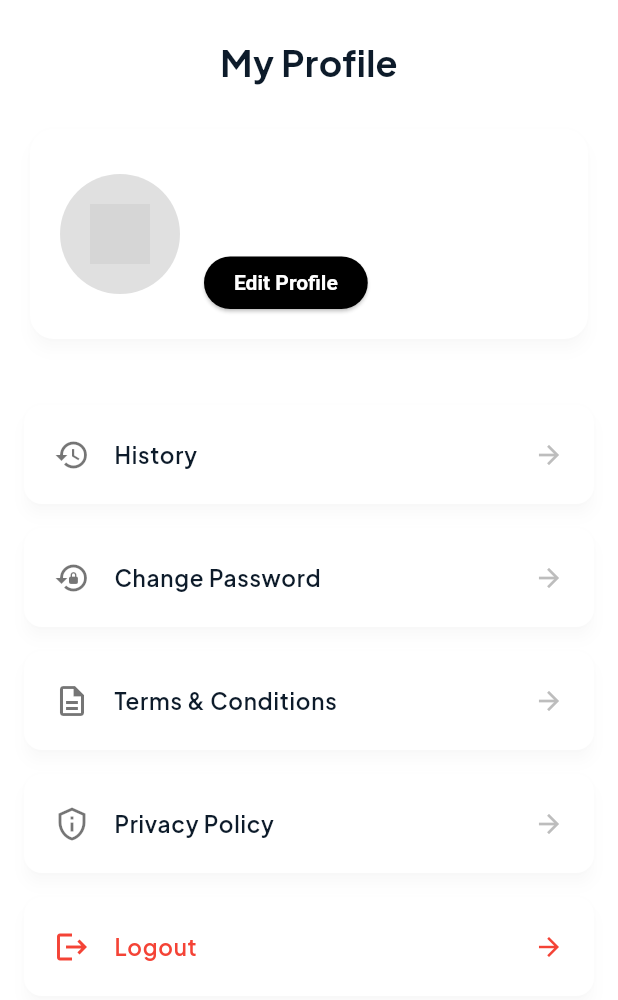
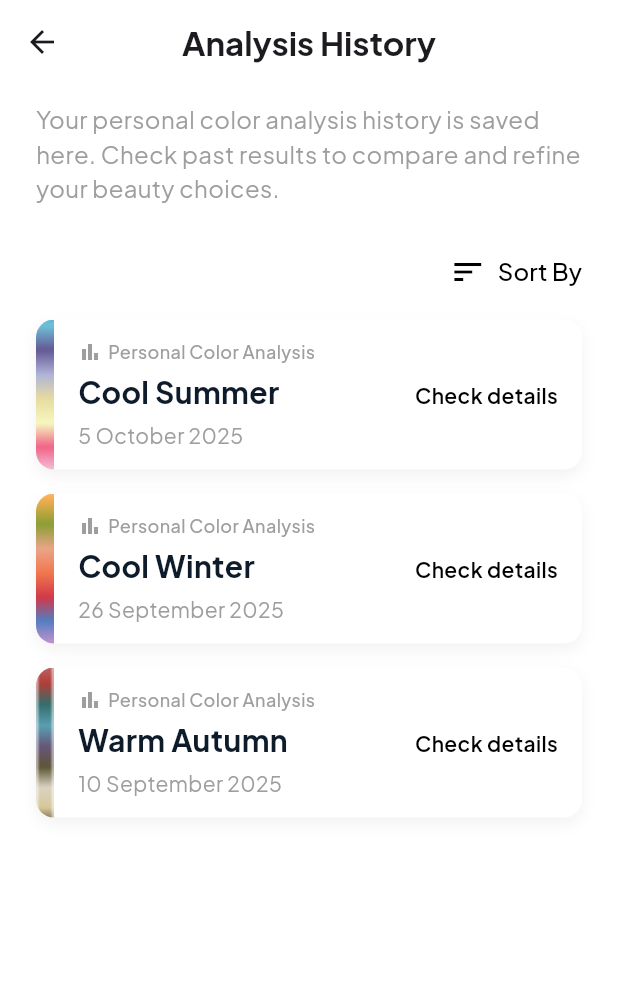
Before and after one commit to Calyra-Mobile-Apps/calyra-apps, a Flutter app: the ProfileScreen screen opened directly, after a tap on "History", on a phone screen of 412 x 824 dp. Shown: the top 1000 px of the screen. Run offline on Flutter 3.47's test engine with Material 3 defaults, Android fonts, the phone set to English and light mode, and no system bars; our stand-ins replace camera, cloud_firestore, firebase_auth, firebase_core, google_fonts, image_picker; accounts and stored records are empty; network calls fail; grey boxes are pictures that could not be loaded.

Commit message:
update fitur profile

```diff
--- /dev/null
+++ b/lib/data/palette_assets.dart
@@ -0,0 +1,9 @@
+// Lokasi file: lib/data/palette_assets.dart
+
+class PaletteAssets {
+  static const String spring = 'assets/images/Spring-vertikal.png';
+  static const String summer = 'assets/images/Summer-vertikal.png';
+  static const String autumn = 'assets/images/Autumn-vertikal.png';
+  static const String winter = 'assets/images/Winter-vertikal.png';
+  static const String unknown = 'assets/images/Logo.png'; // Fallback atau gambar netral
+}
--- /dev/null
+++ b/lib/screens/profile/analysis_history_screen.dart
@@ -0,0 +1,147 @@
+// Lokasi file: lib/screens/profile/analysis_history_screen.dart
+
+import 'package:calyra/models/analysis_result.dart';
+import 'package:calyra/screens/quiz/quiz_result_screen.dart';
+import 'package:calyra/services/firestore_service.dart';
+import 'package:calyra/widgets/history_card.dart';
+import 'package:flutter/material.dart';
+
+class AnalysisHistoryScreen extends StatefulWidget {
+  const AnalysisHistoryScreen({super.key});
+
+  @override
+  State<AnalysisHistoryScreen> createState() => _AnalysisHistoryScreenState();
+}
+
+class _AnalysisHistoryScreenState extends State<AnalysisHistoryScreen> {
+  final FirestoreService _firestoreService = FirestoreService();
+  late Future<List<AnalysisResult>> _historyFuture;
+
+  // --- MOCK DATA SEMENTARA (Diganti dengan data real dari Firestore) ---
+  final List<AnalysisResult> _mockHistory = [
+    AnalysisResult(
+      seasonResult: 'Cool Summer',
+      undertone: 'cool',
+      skintone: 'light',
+      analysisDate: DateTime(2025, 10, 5),
+    ),
+    AnalysisResult(
+      seasonResult: 'Cool Winter',
+      undertone: 'cool',
+      skintone: 'fair',
+      analysisDate: DateTime(2025, 9, 26),
+    ),
+    AnalysisResult(
+      seasonResult: 'Warm Autumn',
+      undertone: 'warm',
+      skintone: 'medium',
+      analysisDate: DateTime(2025, 9, 10),
+    ),
+  ];
+  // ---------------------------------------------------------------------
+
+  @override
+  void initState() {
+    super.initState();
+    // Di sini kita akan menggunakan mock data terlebih dahulu.
+    // Logika untuk fetch data real dari Firestore harus diimplementasikan di FirestoreService.
+    _historyFuture = Future.value(_mockHistory);
+    // _historyFuture = _fetchAnalysisHistory(); // Untuk penggunaan real
+  }
+
+  // NOTE: Anda perlu mengimplementasikan fungsi ini di FirestoreService
+  // Future<List<AnalysisResult>> _fetchAnalysisHistory() async {
+  //   // Logika untuk mengambil data dari Firestore: Users/{uid}/analysisHistory
+  //   return [];
+  // }
+
+  void _sortHistory(List<AnalysisResult> data) {
+    setState(() {
+      data.sort((a, b) => b.analysisDate.compareTo(a.analysisDate));
+    });
+  }
+
+  void _navigateToDetail(AnalysisResult result) {
+    Navigator.push(
+      context,
+      MaterialPageRoute(
+        // Kirim hasil analisis ke QuizResultScreen dengan flag isHistory
+        builder: (context) => QuizResultScreen(resultFromHistory: result),
+      ),
+    );
+  }
+
+  @override
+  Widget build(BuildContext context) {
+    return Scaffold(
+      appBar: AppBar(
+        title: const Text('Analysis History', style: TextStyle(fontWeight: FontWeight.bold)),
+        backgroundColor: Colors.white,
+        elevation: 0,
+        centerTitle: true,
+      ),
+      body: SafeArea(
+        child: Padding(
+          padding: const EdgeInsets.symmetric(horizontal: 24.0, vertical: 12.0),
+          child: Column(
+            crossAxisAlignment: CrossAxisAlignment.stretch,
+            children: [
+              // Subtitle
+              const Text(
+                'Your personal color analysis history is saved here. Check past results to compare and refine your beauty choices.',
+                style: TextStyle(fontSize: 16, color: Colors.grey),
+              ),
+              const SizedBox(height: 20),
+
+              // Sort By Button
+              Align(
+                alignment: Alignment.centerRight,
+                child: TextButton.icon(
+                  onPressed: () {
+                    // Logika Sorting (saat ini hanya mengurutkan berdasarkan tanggal)
+                    _historyFuture.then(_sortHistory);
+                  },
+                  icon: const Icon(Icons.sort, size: 24, color: Colors.black),
+                  label: const Text('Sort By', style: TextStyle(color: Colors.black, fontSize: 16)),
+                  style: TextButton.styleFrom(
+                    padding: EdgeInsets.zero,
+                    alignment: Alignment.centerRight
+                  ),
+                ),
+              ),
+              const SizedBox(height: 8),
+
+              // Daftar History
+              Expanded(
+                child: FutureBuilder<List<AnalysisResult>>(
+                  future: _historyFuture,
+                  builder: (context, snapshot) {
+                    if (snapshot.connectionState == ConnectionState.waiting) {
+                      return const Center(child: CircularProgressIndicator());
+                    }
+                    if (snapshot.hasError || !snapshot.hasData || snapshot.data!.isEmpty) {
+                      return const Center(child: Text('No analysis history found.'));
+                    }
+
+                    final historyList = snapshot.data!;
+
+                    return ListView.builder(
+                      itemCount: historyList.length,
+                      itemBuilder: (context, index) {
+                        final result = historyList[index];
+                        return HistoryCard(
+                          result: result,
+                          onTap: () => _navigateToDetail(result),
+                        );
+                      },
+                    );
+                  },
+                ),
+              ),
+            ],
+          ),
+        ),
+      ),
+    );
+  }
+}
--- a/lib/screens/profile/change_password_screen.dart
+++ b/lib/screens/profile/change_password_screen.dart
@@ -56,11 +56,8 @@ class _ChangePasswordScreenState extends State<ChangePasswordScreen> {
   void _checkStep2Validity() {
     final newPass = _newPasswordController.text;
     final confirmPass = _confirmNewPasswordController.text;
-
     final passwordsMatch = newPass == confirmPass;
     final isNewDifferentFromOld = newPass != _oldPasswordController.text;
-
-    // Password complexity check (min 8 characters, letters and numbers)
     final passwordComplex = newPass.length >= 8 &&
                             RegExp(r'^(?=.*[a-zA-Z])(?=.*\d)').hasMatch(newPass);
 
@@ -71,7 +68,6 @@ class _ChangePasswordScreenState extends State<ChangePasswordScreen> {
     }
   }
 
-  // --- Step 1: Re-authentication Handler ---
   Future<void> _handleReauthenticate() async {
     if (_formKey.currentState!.validate() && _isStep1Valid) {
       _showLoading('Verifying old password...');
@@ -81,11 +77,10 @@ class _ChangePasswordScreenState extends State<ChangePasswordScreen> {
       );
 
       if (mounted) {
-        Navigator.pop(context); // Close loading dialog
-
+        Navigator.pop(context);
         if (response.isSuccess) {
-          setState(() => _currentStep = 2); // Move to step 2: New Password
-          _formKey.currentState!.reset(); // Reset form key for step 2 validation
+          setState(() => _currentStep = 2);
+          _formKey.currentState!.reset();
         } else {
           final message = response.message ?? 'Authentication failed.';
           ScaffoldMessenger.of(context).showSnackBar(
@@ -99,7 +94,6 @@ class _ChangePasswordScreenState extends State<ChangePasswordScreen> {
     }
   }
 
-  // --- Step 2: Password Update Handler ---
   Future<void> _handleUpdatePassword() async {
     if (_formKey.currentState!.validate() && _isStep2Valid) {
       _showLoading('Updating password...');
@@ -109,13 +103,13 @@ class _ChangePasswordScreenState extends State<ChangePasswordScreen> {
       );
 
       if (mounted) {
-        Navigator.pop(context); // Close loading dialog
+        Navigator.pop(context);
 
         if (response.isSuccess) {
           ScaffoldMessenger.of(context).showSnackBar(
             const SnackBar(content: Text('Password updated successfully!')),
           );
-          Navigator.pop(context); // Go back to Profile screen
+          Navigator.pop(context);
         } else {
           final message = response.message ?? 'Update failed.';
           ScaffoldMessenger.of(context).showSnackBar(
@@ -162,7 +156,7 @@ class _ChangePasswordScreenState extends State<ChangePasswordScreen> {
             }
           },
         ),
-        title: Text('Change Password (Step $_currentStep/2)',
+        title: Text('Change Password',
           style: const TextStyle(color: Colors.black, fontWeight: FontWeight.bold)
         ),
         centerTitle: true,
@@ -213,7 +207,7 @@ class _ChangePasswordScreenState extends State<ChangePasswordScreen> {
                     shape: RoundedRectangleBorder(borderRadius: BorderRadius.circular(12)),
                     elevation: 0,
                   ),
-                  child: Text('Next Step', style: TextStyle(
+                  child: Text('Next', style: TextStyle(
                     fontSize: 16, fontWeight: FontWeight.bold, color: _isStep1Valid ? Colors.white : Colors.grey[600])),
                 ),
               ],
--- a/lib/screens/profile/edit_profile_screen.dart
+++ b/lib/screens/profile/edit_profile_screen.dart
@@ -100,6 +100,43 @@ class _EditProfileScreenState extends State<EditProfileScreen> {
       lastDate: DateTime.now(),
       helpText: 'Select Date of Birth',
       confirmText: 'SELECT',
+      // REVISI UTAMA DI SINI: Memaksa tema monokrom pada dialog DatePicker
+      builder: (context, child) {
+        return Theme(
+          // Gunakan ThemeData.light() sebagai basis
+          data: ThemeData.light().copyWith(
+            // Skema warna untuk mengontrol mayoritas elemen:
+            colorScheme: const ColorScheme.light(
+              // PRIMARY: Latar belakang header dan warna lingkaran tanggal terpilih
+              primary: Colors.black,
+              // ON PRIMARY: Warna teks di dalam lingkaran terpilih (jadi putih)
+              onPrimary: Colors.white,
+              // SURFACE: Latar belakang bagian kalender
+              surface: Colors.white,
+              // ON SURFACE: Warna teks untuk hari/tanggal yang tidak terpilih, bulan, dan tahun (jadi hitam)
+              onSurface: Colors.black,
+              // BACKGROUND: Latar belakang seluruh dialog
+              background: Colors.white,
+            ),
+            // Mengatur tema tombol:
+            textButtonTheme: TextButtonThemeData(
+              style: TextButton.styleFrom(
+                foregroundColor: Colors.black, // Warna teks tombol (CANCEL, SELECT) menjadi hitam
+              ),
+            ),
+            // Mengatur tema dialog secara keseluruhan (untuk memastikannya putih)
+            dialogTheme: DialogThemeData(
+              shape: RoundedRectangleBorder(
+                borderRadius: BorderRadius.circular(12.0),
+              ),
+              backgroundColor: Colors.white, // Latar belakang dialog
+            ),
+            // Mengubah ikon (misal: tombol pensil edit) menjadi hitam monokrom
+            iconTheme: const IconThemeData(color: Colors.black),
+          ),
+          child: child!,
+        );
+      },
     );
     if (picked != null && picked != _selectedDateOfBirth) {
       setState(() {
@@ -162,11 +199,15 @@ class _EditProfileScreenState extends State<EditProfileScreen> {
     showModalBottomSheet(
       context: context,
       isScrollControlled: true,
+      // REVISI 1: Atur background modal sheet menjadi putih
+      backgroundColor: Colors.white,
       shape: const RoundedRectangleBorder(
         borderRadius: BorderRadius.vertical(top: Radius.circular(20)),
       ),
       builder: (context) {
         return Container(
+          // REVISI 2: Atur warna Container di dalam modal menjadi putih
+          color: Colors.white,
           padding: EdgeInsets.only(
             top: 20,
             left: 20,
@@ -211,7 +252,7 @@ class _EditProfileScreenState extends State<EditProfileScreen> {
                         border: isSelected
                             ? Border.all(color: Colors.black, width: 3)
                             : Border.all(color: Colors.grey.shade300, width: 1),
-                        color: Colors.grey[200],
+                        color: Colors.white, // Background circle avatar sudah putih
                       ),
                       child: ClipOval(
                         child: Image.asset(
@@ -309,10 +350,11 @@ class _EditProfileScreenState extends State<EditProfileScreen> {
                     TextFormField(
                       controller: _dobController,
                       readOnly: true,
+                      // Menggunakan _selectDateOfBirth dari revisi sebelumnya yang sudah monokrom
                       onTap: () => _selectDateOfBirth(context),
                       decoration: InputDecoration(
                         hintText: 'Select your date of birth',
-                        prefixIcon: Icon(Icons.calendar_today_outlined, color: Colors.grey[600]),
+                        prefixIcon: const Icon(Icons.calendar_today_outlined, color: Colors.black),
                         suffixIcon: const Icon(Icons.arrow_drop_down, color: Colors.black),
                         filled: true,
                         fillColor: const Color(0xFFF7F8F9),
--- a/lib/screens/profile/profile_screen.dart
+++ b/lib/screens/profile/profile_screen.dart
@@ -4,6 +4,7 @@ import 'package:calyra/models/user_model.dart';
 import 'package:calyra/screens/auth/login_screen.dart';
 import 'package:calyra/screens/profile/edit_profile_screen.dart';
 import 'package:calyra/screens/profile/change_password_screen.dart';
+import 'package:calyra/screens/profile/analysis_history_screen.dart';
 import 'package:calyra/services/firestore_service.dart';
 import 'package:cloud_firestore/cloud_firestore.dart';
 import 'package:flutter/material.dart';
@@ -128,7 +129,14 @@ class _ProfileScreenState extends State<ProfileScreen> {
                 context,
                 icon: Icons.history,
                 text: 'History',
-                onTap: () {},
+                onTap: () {
+                  // Tambahkan navigasi ke halaman History
+                  Navigator.push(
+                    context,
+                    MaterialPageRoute(
+                        builder: (context) => const AnalysisHistoryScreen()),
+                  );
+                },
               ),
               _buildProfileMenu(
                 context,
--- /dev/null
+++ b/lib/widgets/history_card.dart
@@ -0,0 +1,130 @@
+// Lokasi file: lib/widgets/history_card.dart
+
+import 'package:calyra/models/analysis_result.dart';
+import 'package:flutter/material.dart';
+import 'package:intl/intl.dart';
+import 'package:calyra/data/palette_assets.dart';
+
+class HistoryCard extends StatelessWidget {
+  final AnalysisResult result;
+  final VoidCallback onTap;
+
+  const HistoryCard({
+    super.key,
+    required this.result,
+    required this.onTap,
+  });
+
+  // Helper untuk mendapatkan asset path berdasarkan Season Result
+  String _getSeasonPaletteAsset(String season) {
+    // Memecah Season Result (contoh: 'Cool Summer' -> 'Summer')
+    final seasonType = season.split(' ').last;
+
+    switch (seasonType) {
+      case 'Spring':
+        return PaletteAssets.spring;
+      case 'Summer':
+        return PaletteAssets.summer;
+      case 'Autumn':
+        return PaletteAssets.autumn;
+      case 'Winter':
+        return PaletteAssets.winter;
+      default:
+        // Jika tidak dikenali, gunakan fallback atau salah satu yang umum
+        return PaletteAssets.unknown;
+    }
+  }
+
+  @override
+  Widget build(BuildContext context) {
+    final assetPath = _getSeasonPaletteAsset(result.seasonResult);
+    final formattedDate = DateFormat('d MMMM yyyy').format(result.analysisDate);
+
+    return GestureDetector(
+      onTap: onTap,
+      child: Container(
+        margin: const EdgeInsets.only(bottom: 16),
+        height: 100,
+        decoration: BoxDecoration(
+          color: Colors.white,
+          borderRadius: BorderRadius.circular(12),
+          boxShadow: [
+            BoxShadow(
+              color: Colors.black.withOpacity(0.05),
+              blurRadius: 8,
+              offset: const Offset(0, 4),
+            ),
+          ],
+        ),
+        child: Row(
+          children: [
+            // Side Palette Image Bar (REVISI DI SINI)
+            Container(
+              width: 12,
+              height: double.infinity,
+              decoration: BoxDecoration(
+                borderRadius: const BorderRadius.horizontal(
+                  left: Radius.circular(12),
+                ),
+                // Mengganti Gradient dengan Image Asset
+                image: DecorationImage(
+                  image: AssetImage(assetPath),
+                  fit: BoxFit.cover, // Memastikan gambar mengisi area
+                  repeat: ImageRepeat.repeatY,
+                ),
+              ),
+            ),
+
+            Expanded(
+              child: Padding(
+                padding: const EdgeInsets.symmetric(horizontal: 16.0, vertical: 12.0),
+                child: Column(
+                  crossAxisAlignment: CrossAxisAlignment.start,
+                  mainAxisAlignment: MainAxisAlignment.center,
+                  children: [
+                    const Row(
+                      children: [
+                        Icon(Icons.bar_chart, size: 16, color: Colors.grey),
+                        SizedBox(width: 4),
+                        Text(
+                          'Personal Color Analysis',
+                          style: TextStyle(fontSize: 12, color: Colors.grey, fontWeight: FontWeight.w500),
+                        ),
+                      ],
+                    ),
+                    const SizedBox(height: 4),
+                    Text(
+                      result.seasonResult, // Season Result
+                      style: const TextStyle(fontSize: 20, fontWeight: FontWeight.bold, color: Color(0xFF0D1B2A)),
+                    ),
+                    const SizedBox(height: 4),
+                    Text(
+                      formattedDate,
+                      style: const TextStyle(fontSize: 14, color: Colors.grey),
+                    ),
+                  ],
+                ),
+              ),
+            ),
+
+            // Tombol Check Details
+            const Padding(
+              padding: EdgeInsets.only(right: 16.0),
+              child: Align(
+                alignment: Alignment.center,
+                child: Text(
+                  'Check details',
+                  style: TextStyle(
+                    fontSize: 14,
+                    fontWeight: FontWeight.w600,
+                    color: Colors.black,
+                  ),
+                ),
+              ),
+            ),
+          ],
+        ),
+      ),
+    );
+  }
+}
```
Also changed, not shown: assets/images/Autumn-vertikal.png (added), assets/images/Spring-vertikal.png (added), assets/images/Summer-vertikal.png (added), assets/images/Winter-vertikal.png (added).
